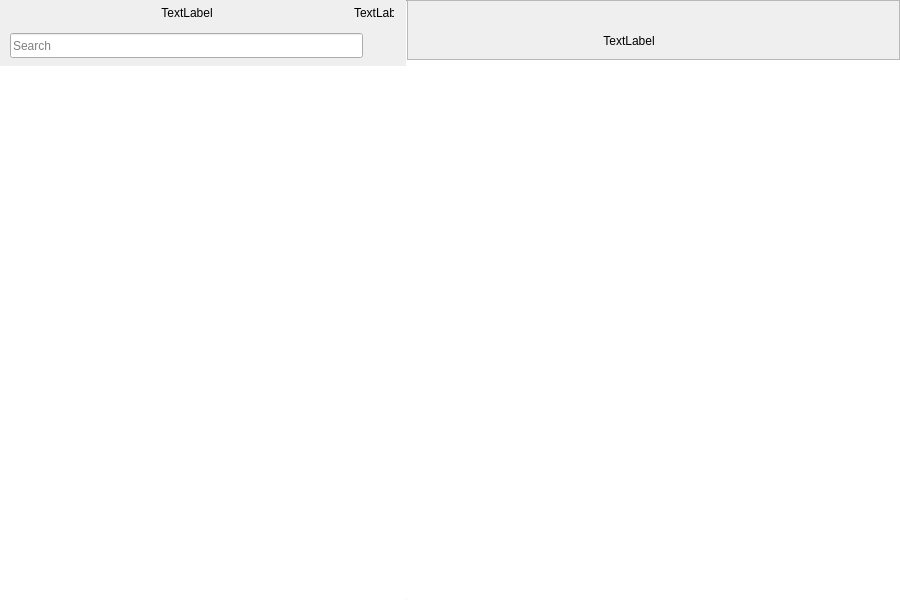
Above: zword/src/mainwindow.ui from calcualatexzy/zword before the change. Below: the same form after it.
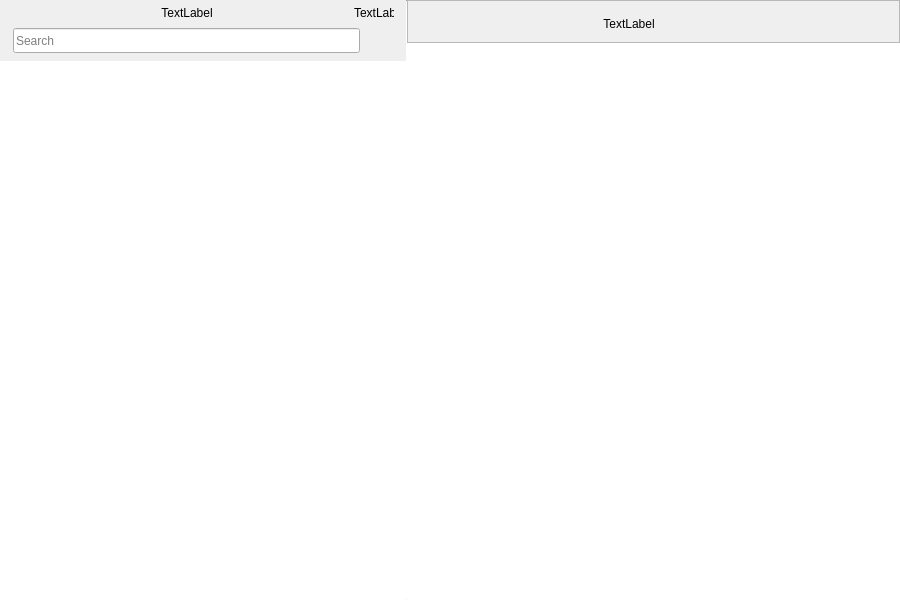
That is the form after the change. Icons and pictures are not drawn. Custom widgets are drawn as their Qt base class.

The edit to the form file:
```diff
--- a/zword/src/mainwindow.ui
+++ b/zword/src/mainwindow.ui
@@ -234,18 +234,21 @@
                    <enum>Qt::Vertical</enum>
                   </property>
                   <property name="sizeType">
-                   <enum>QSizePolicy::Fixed</enum>
+                   <enum>QSizePolicy::Minimum</enum>
                   </property>
                   <property name="sizeHint" stdset="0">
                    <size>
-                    <width>0</width>
-                    <height>7</height>
+                    <width>20</width>
+                    <height>2</height>
                    </size>
                   </property>
                  </spacer>
                 </item>
                 <item>
                  <layout class="QHBoxLayout" name="horizontalLayout_scrollArea_3">
+                  <property name="spacing">
+                   <number>0</number>
+                  </property>
                   <item>
                    <spacer name="horizontalSpacer_leftSearchEdit">
                     <property name="orientation">
@@ -256,7 +259,7 @@
                     </property>
                     <property name="sizeHint" stdset="0">
                      <size>
-                      <width>10</width>
+                      <width>13</width>
                       <height>20</height>
                      </size>
                     </property>
@@ -303,7 +306,7 @@
                     </property>
                     <property name="sizeHint" stdset="0">
                      <size>
-                      <width>10</width>
+                      <width>13</width>
                       <height>20</height>
                      </size>
                     </property>
@@ -492,7 +495,7 @@
                 <property name="sizeHint" stdset="0">
                  <size>
                   <width>0</width>
-                  <height>27</height>
+                  <height>10</height>
                  </size>
                 </property>
                </spacer>
```
Left out of the diff: 25 changed lines with no effect on the pictures.
